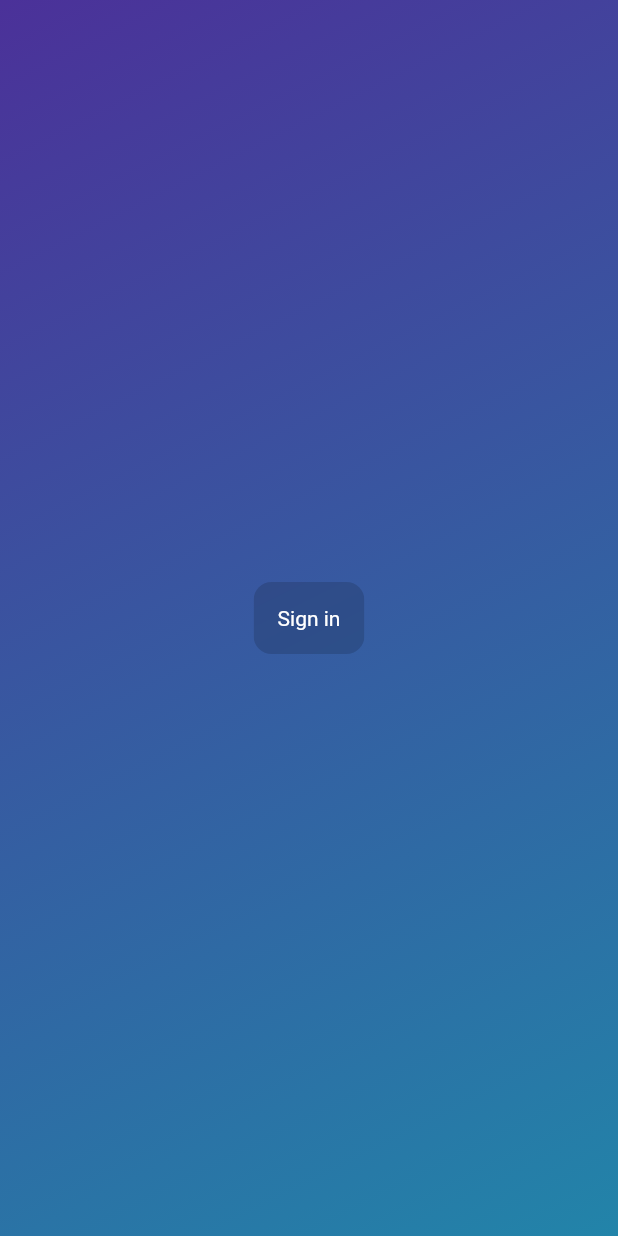
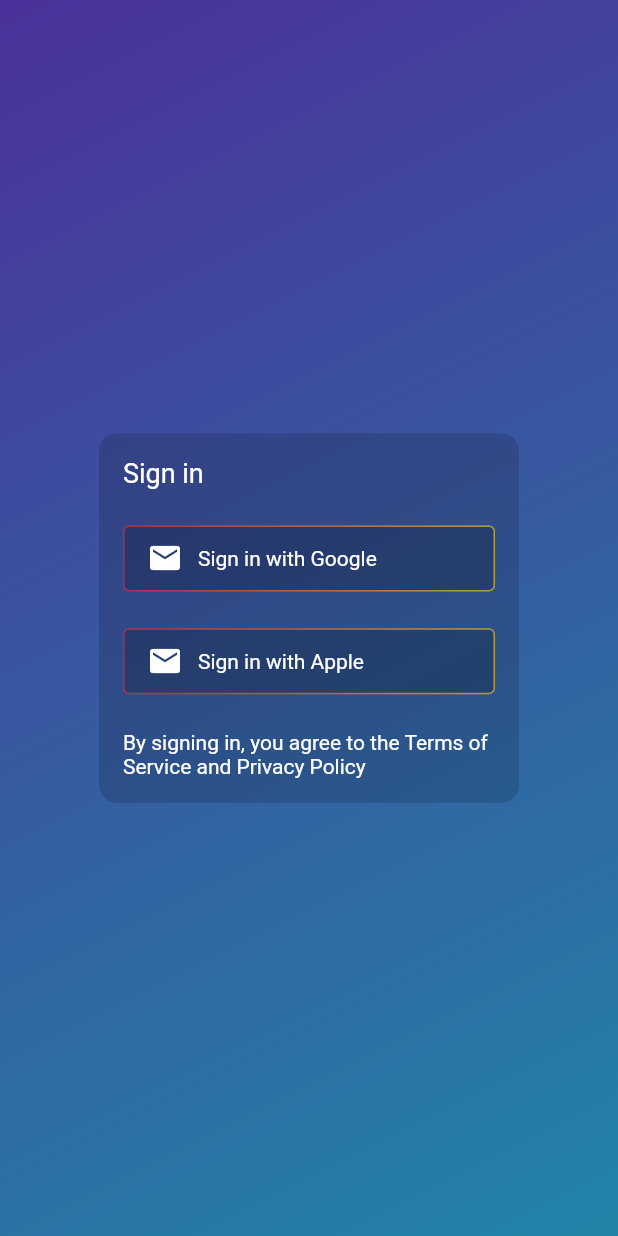
Before and after one commit to dshukertjr/spot, a Flutter app: the screen it shows after launch, on a phone screen of 412 x 824 dp. Run offline on Flutter 3.47's test engine with Material 2 defaults, Android fonts, the phone set to English and light mode, and no system bars; our stand-ins replace bloc, camera, flutter_bloc; generated files the repository leaves out were written again.

Commit message:
created login button

```diff
--- a/lib/pages/login_page.dart
+++ b/lib/pages/login_page.dart
@@ -16,13 +16,43 @@ class LoginPage extends StatelessWidget {
               borderRadius: BorderRadius.circular(12),
               child: BackdropFilter(
                 filter: ImageFilter.blur(sigmaX: 50, sigmaY: 50),
-                child: const DecoratedBox(
-                  decoration: BoxDecoration(
-                    color: Color(0x26000000),
+                child: ConstrainedBox(
+                  constraints: const BoxConstraints(
+                    maxWidth: 280,
                   ),
-                  child: Padding(
-                    padding: EdgeInsets.all(16.0),
-                    child: Text('Sign in'),
+                  child: DecoratedBox(
+                    decoration: const BoxDecoration(
+                      color: Color(0x26000000),
+                    ),
+                    child: Padding(
+                      padding: const EdgeInsets.all(16.0),
+                      child: Column(
+                        crossAxisAlignment: CrossAxisAlignment.start,
+                        mainAxisSize: MainAxisSize.min,
+                        children: [
+                          const Text(
+                            'Sign in',
+                            style: TextStyle(fontSize: 18),
+                          ),
+                          const SizedBox(height: 24.5),
+                          _LoginButton(
+                            icon: const Icon(Icons.email),
+                            label: 'Sign in with Google',
+                            onPressed: () {},
+                          ),
+                          const SizedBox(height: 24.5),
+                          _LoginButton(
+                            icon: const Icon(Icons.email),
+                            label: 'Sign in with Apple',
+                            onPressed: () {},
+                          ),
+                          const SizedBox(height: 24.5),
+                          const Text(
+                            'By signing in, you agree to the Terms of Service and Privacy Policy',
+                          ),
+                        ],
+                      ),
+                    ),
                   ),
                 ),
               ),
@@ -33,3 +63,101 @@ class LoginPage extends StatelessWidget {
     );
   }
 }
+
+class _LoginButton extends StatelessWidget {
+  const _LoginButton(
+      {Key? key,
+      required void Function() onPressed,
+      required String label,
+      required Widget icon})
+      : _onPressed = onPressed,
+        _label = label,
+        _icon = icon,
+        super(key: key);
+
+  final void Function() _onPressed;
+  final String _label;
+  final Widget _icon;
+
+  @override
+  Widget build(BuildContext context) {
+    return CustomPaint(
+      painter: _GradientPainter(
+        strokeWidth: 1,
+        radius: 4,
+        gradient: const LinearGradient(
+          begin: Alignment.centerLeft,
+          end: Alignment.centerRight,
+          colors: [
+            Color(0xFFD83B63),
+            Color(0xFFDFC14F),
+          ],
+        ),
+      ),
+      child: Material(
+        clipBehavior: Clip.hardEdge,
+        borderRadius: BorderRadius.circular(4),
+        color: const Color(0xFF000000).withOpacity(0.2),
+        child: InkWell(
+          onTap: _onPressed,
+          child: Padding(
+            padding: const EdgeInsets.symmetric(
+              vertical: 10,
+              horizontal: 16,
+            ),
+            child: Row(
+              children: [
+                _icon,
+                const SizedBox(width: 10),
+                Expanded(
+                  child: Text(_label),
+                ),
+              ],
+            ),
+          ),
+        ),
+      ),
+    );
+  }
+}
+
+class _GradientPainter extends CustomPainter {
+  _GradientPainter({
+    required double strokeWidth,
+    required double radius,
+    required Gradient gradient,
+  })   : _strokeWidth = strokeWidth,
+        _radius = radius,
+        _gradient = gradient;
+
+  final Paint _paint = Paint();
+  final double _radius;
+  final double _strokeWidth;
+  final Gradient _gradient;
+
+  @override
+  void paint(Canvas canvas, Size size) {
+    // create outer rectangle equals size
+    final outerRect = Offset.zero & size;
+    final outerRRect =
+        RRect.fromRectAndRadius(outerRect, Radius.circular(_radius));
+
+    // create inner rectangle smaller by strokeWidth
+    final innerRect = Rect.fromLTWH(_strokeWidth, _strokeWidth,
+        size.width - _strokeWidth * 2, size.height - _strokeWidth * 2);
+    final innerRRect = RRect.fromRectAndRadius(
+        innerRect, Radius.circular(_radius - _strokeWidth));
+
+    // apply gradient shader
+    _paint.shader = _gradient.createShader(outerRect);
+
+    // create difference between outer and inner paths and draw it
+    final path1 = Path()..addRRect(outerRRect);
+    final path2 = Path()..addRRect(innerRRect);
+    var path = Path.combine(PathOperation.difference, path1, path2);
+    canvas.drawPath(path, _paint);
+  }
+
+  @override
+  bool shouldRepaint(CustomPainter oldDelegate) => oldDelegate != this;
+}
```
